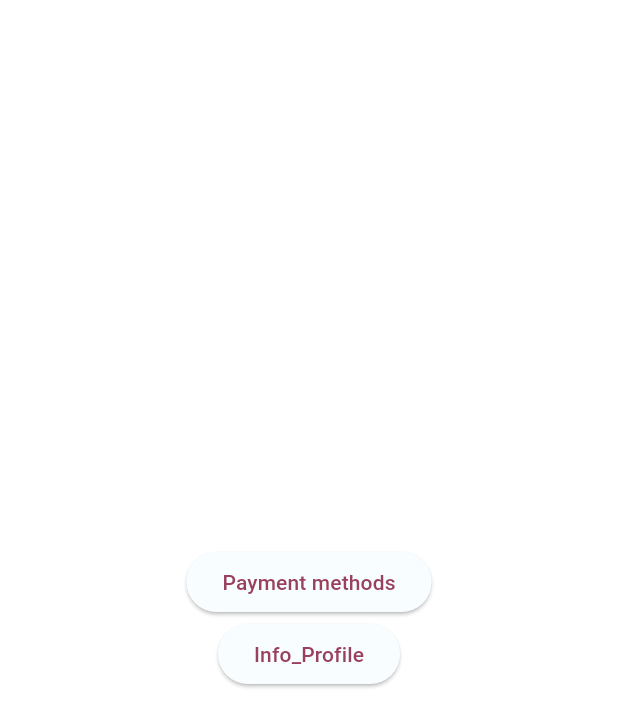
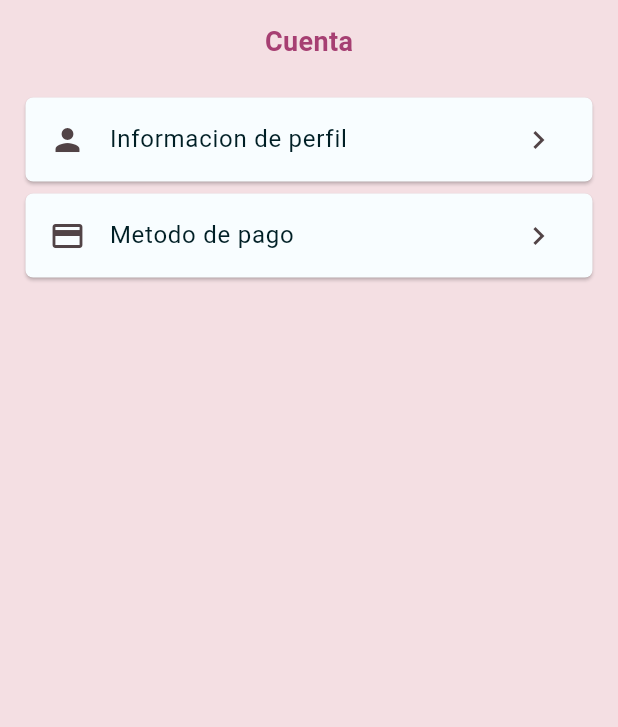
Before and after one commit to Roman-Chan/PandeliApp, a Flutter app: the AccountPage screen opened by its route, on a phone screen of 412 x 824 dp. Shown: the top 727 px of the screen. Run offline on Flutter 3.47's test engine with Material 2 defaults, Android fonts, the phone set to English and light mode, and no system bars.

Commit message:
Agregando pantallas

```diff
--- a/lib/pages/account_page.dart
+++ b/lib/pages/account_page.dart
@@ -1,27 +1,53 @@
 import 'package:flutter/material.dart';
+
+const _backgroundColor = Color(0xff0F3DDE1);
+const _Color = Color(0xff0a1356b);
+const cardHeight = 55.0;
+const productoHeight = 100.0;
 
 class AccountPage extends StatelessWidget {
   const AccountPage({super.key});
 
   @override
   Widget build(BuildContext context) {
-    return Center(
-        child: Column(
-      mainAxisAlignment: MainAxisAlignment.center,
-      children: [
-        ElevatedButton(
-          onPressed: () {
-            Navigator.pushNamed(context, '/sixth');
-          },
-          child: const Text('Payment methods'),
-        ),
-        ElevatedButton(
-          onPressed: () {
-            Navigator.pushNamed(context, '/seventh');
-          },
-          child: const Text('Info_Profile'),
-        ),
-      ],
-    ));
+    return Scaffold(
+      backgroundColor: _backgroundColor,
+      body: Column(
+        children: [
+          Container(
+            padding: const EdgeInsets.symmetric(vertical: 15),
+            child: const Text("Cuenta",
+                style: TextStyle(
+                    fontWeight: FontWeight.bold, fontSize: 18, color: _Color)),
+          ),
+          Expanded(
+            child: ListView(
+              padding: const EdgeInsets.symmetric(vertical: 5, horizontal: 13),
+              // ignore: prefer_const_literals_to_create_immutables
+              children: <Widget>[
+                Card(
+                  shape: RoundedRectangleBorder(
+                      borderRadius: BorderRadius.circular(5)),
+                  child: const ListTile(
+                    title: Text("Informacion de perfil"),
+                    leading: Icon(Icons.person),
+                    trailing: Icon(Icons.navigate_next),
+                  ),
+                ),
+                Card(
+                  shape: RoundedRectangleBorder(
+                      borderRadius: BorderRadius.circular(5)),
+                  child: const ListTile(
+                    title: Text("Metodo de pago"),
+                    leading: Icon(Icons.credit_card),
+                    trailing: Icon(Icons.navigate_next),
+                  ),
+                ),
+              ],
+            ),
+          ),
+        ],
+      ),
+    );
   }
 }
--- a/lib/pages/menu_page.dart
+++ b/lib/pages/menu_page.dart
@@ -38,8 +38,8 @@ class _MenuPageState extends State<MenuPage> {
       bottomNavigationBar: BottomNavigationBar(
         elevation: 10,
         backgroundColor: Theme.of(context).colorScheme.surfaceVariant,
-        unselectedItemColor: Theme.of(context).colorScheme.tertiary,
-        selectedItemColor: Theme.of(context).colorScheme.onSurfaceVariant,
+        unselectedItemColor: Theme.of(context).colorScheme.onSurfaceVariant,
+        selectedItemColor: const Color(0xFFC26B00),
         onTap: _onItemTapped,
         currentIndex: _selectedIndex,
         items: const [
```
Also changed, not shown: lib/pages/orders_page.dart (+67 -6 lines), images/pastel.jpg (added), pubspec.lock.
